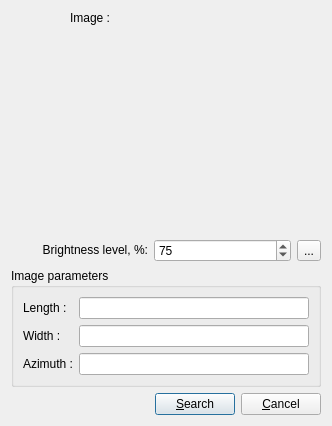
Above: io_client/app/reper_app/search_radio_image_fragment_form.ui from YuriyRusinov/reper before the change. Below: the same form after it.
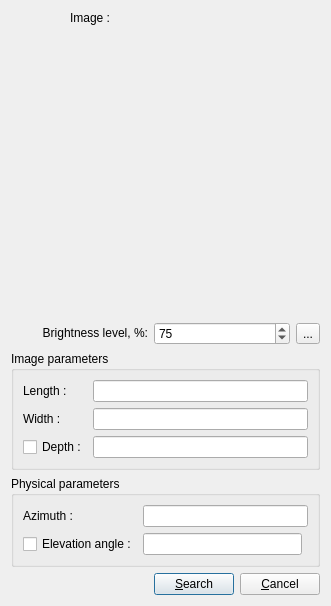
That is the form after the change.

Commit message: Some new parameters were added.

Patch:
```diff
--- a/io_client/app/reper_app/search_radio_image_fragment_form.ui
+++ b/io_client/app/reper_app/search_radio_image_fragment_form.ui
@@ -6,15 +6,15 @@
    <rect>
     <x>0</x>
     <y>0</y>
-    <width>332</width>
-    <height>426</height>
+    <width>331</width>
+    <height>606</height>
    </rect>
   </property>
   <property name="windowTitle">
    <string>Search by Image fragment</string>
   </property>
-  <layout class="QGridLayout" name="gridLayout_2">
-   <item row="0" column="0" colspan="2">
+  <layout class="QGridLayout" name="gridLayout_3">
+   <item row="0" column="0">
     <layout class="QGridLayout" name="gridImageLay">
      <item row="0" column="0">
       <widget class="QLabel" name="lRImageS">
@@ -47,12 +47,46 @@
      </item>
     </layout>
    </item>
-   <item row="2" column="0" colspan="2">
-    <widget class="QGroupBox" name="gbParams">
+   <item row="1" column="0">
+    <layout class="QHBoxLayout" name="hBrightnesslLayout">
+     <item>
+      <widget class="QLabel" name="lBrightLevel">
+       <property name="text">
+        <string>&lt;html&gt;&lt;head/&gt;&lt;body&gt;&lt;p&gt;Brightness level, %:&lt;/p&gt;&lt;/body&gt;&lt;/html&gt;</string>
+       </property>
+       <property name="alignment">
+        <set>Qt::AlignRight|Qt::AlignTrailing|Qt::AlignVCenter</set>
+       </property>
+      </widget>
+     </item>
+     <item>
+      <widget class="QSpinBox" name="spBrightess">
+       <property name="maximum">
+        <number>100</number>
+       </property>
+       <property name="value">
+        <number>75</number>
+       </property>
+      </widget>
+     </item>
+     <item>
+      <widget class="QToolButton" name="tbFilt">
+       <property name="text">
+        <string>...</string>
+       </property>
+      </widget>
+     </item>
+    </layout>
+   </item>
+   <item row="2" column="0">
+    <widget class="QGroupBox" name="gbImageParams">
      <property name="title">
       <string>Image parameters</string>
      </property>
      <layout class="QGridLayout" name="gridLayout">
+      <item row="2" column="1">
+       <widget class="QLineEdit" name="lEDepth"/>
+      </item>
       <item row="0" column="0">
        <widget class="QLabel" name="lLength">
         <property name="text">
@@ -74,19 +108,45 @@
        <widget class="QLineEdit" name="lEWidth"/>
       </item>
       <item row="2" column="0">
+       <widget class="QCheckBox" name="cbDepth">
+        <property name="text">
+         <string>Depth :</string>
+        </property>
+       </widget>
+      </item>
+     </layout>
+    </widget>
+   </item>
+   <item row="3" column="0">
+    <widget class="QGroupBox" name="gbPhysParams">
+     <property name="title">
+      <string>Physical parameters</string>
+     </property>
+     <layout class="QGridLayout" name="gridLayout_2">
+      <item row="1" column="1">
+       <widget class="QLineEdit" name="lEElevation"/>
+      </item>
+      <item row="1" column="0">
+       <widget class="QCheckBox" name="cbElevation">
+        <property name="text">
+         <string>Elevation angle :</string>
+        </property>
+       </widget>
+      </item>
+      <item row="0" column="0">
        <widget class="QLabel" name="lAzimuth">
         <property name="text">
          <string>&lt;html&gt;&lt;head/&gt;&lt;body&gt;&lt;p&gt;Azimuth :&lt;/p&gt;&lt;/body&gt;&lt;/html&gt;</string>
         </property>
        </widget>
       </item>
-      <item row="2" column="1">
+      <item row="0" column="1" colspan="2">
        <widget class="QLineEdit" name="lEAzimuth"/>
       </item>
      </layout>
     </widget>
    </item>
-   <item row="3" column="0" colspan="2">
+   <item row="4" column="0">
     <layout class="QHBoxLayout" name="hButtonsLay">
      <item>
       <spacer name="horizontalSpacer">
@@ -117,37 +177,6 @@
      </item>
     </layout>
    </item>
-   <item row="1" column="0" colspan="2">
-    <layout class="QHBoxLayout" name="hBrightnesslLayout">
-     <item>
-      <widget class="QLabel" name="lBrightLevel">
-       <property name="text">
-        <string>&lt;html&gt;&lt;head/&gt;&lt;body&gt;&lt;p&gt;Brightness level, %:&lt;/p&gt;&lt;/body&gt;&lt;/html&gt;</string>
-       </property>
-       <property name="alignment">
-        <set>Qt::AlignRight|Qt::AlignTrailing|Qt::AlignVCenter</set>
-       </property>
-      </widget>
-     </item>
-     <item>
-      <widget class="QSpinBox" name="spBrightess">
-       <property name="maximum">
-        <number>100</number>
-       </property>
-       <property name="value">
-        <number>75</number>
-       </property>
-      </widget>
-     </item>
-     <item>
-      <widget class="QToolButton" name="tbFilt">
-       <property name="text">
-        <string>...</string>
-       </property>
-      </widget>
-     </item>
-    </layout>
-   </item>
   </layout>
  </widget>
  <resources/>
```
The commit also changes 2 other files.
